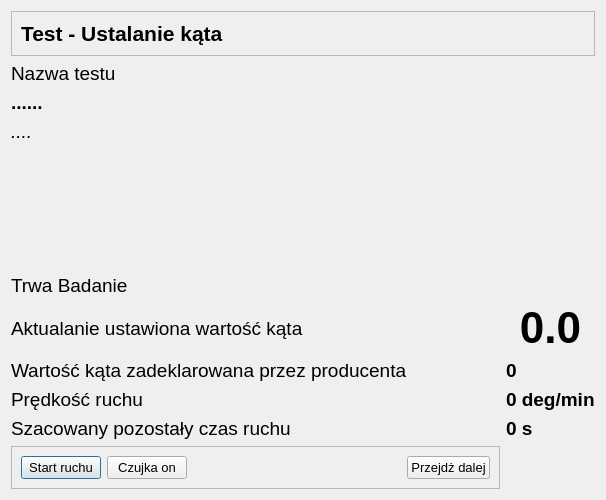
wiacekmarcin/CzujkiLiniowe, file CzujkiLinioweApp/oknobadaniakata.ui: the form before one commit.
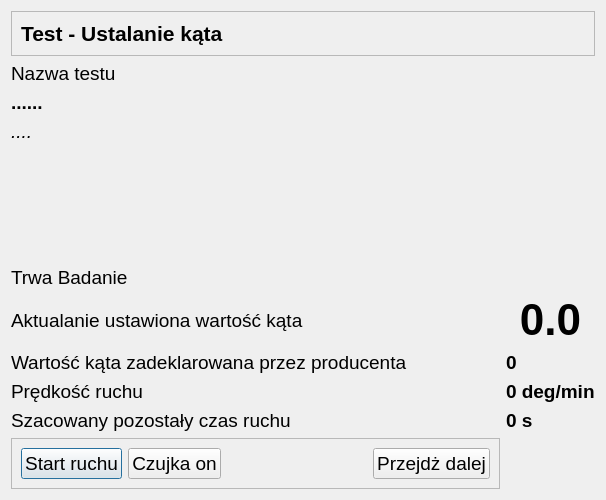
The form after the commit.

```diff
--- a/CzujkiLinioweApp/oknobadaniakata.ui
+++ b/CzujkiLinioweApp/oknobadaniakata.ui
@@ -25,7 +25,7 @@
   <property name="font">
    <font>
     <family>Arial</family>
-    <pointsize>10</pointsize>
+    <pointsize>14</pointsize>
    </font>
   </property>
   <property name="windowTitle">
```
